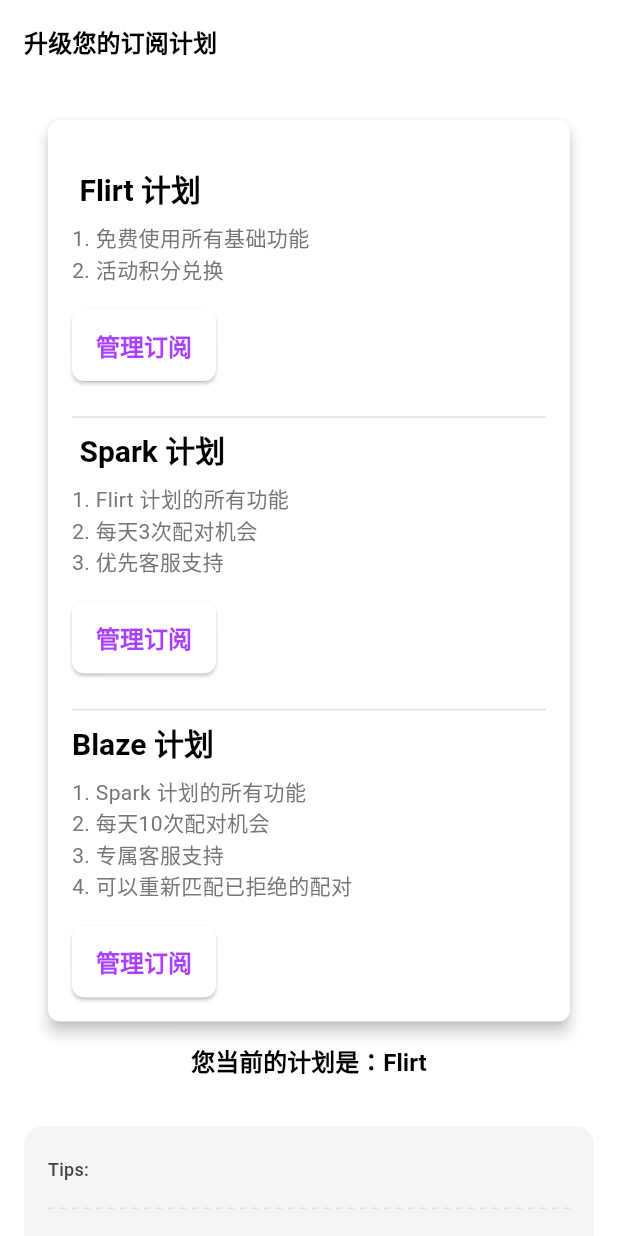
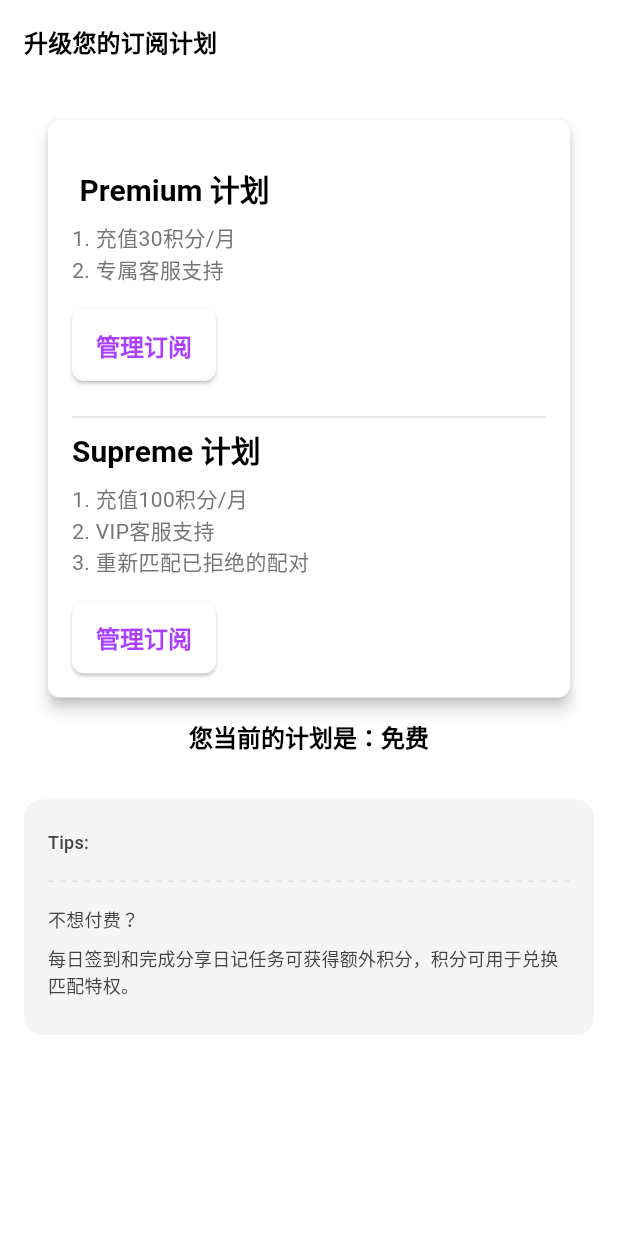
Before and after one commit to JavHou/Blur, a Flutter app: the SubscriptionScreens screen opened by its route, on a phone screen of 412 x 824 dp. Run offline on Flutter 3.47's test engine with Material 3 defaults, Android fonts, the phone set to English and light mode, and no system bars; drawn by our look-alikes of dotted_line; our stand-ins replace animate_do, another_xlider, cached_network_image, device_preview, go_router, hugeicons and 8 more; missing offline and left inert: dart:ffi, mapbox_maps_flutter; project files that could hold a hidden picture were left out.

Commit message:
modify subscription

```diff
--- a/lib/features/setting/presentation/screens/subscription/screens/subscription_screens.dart
+++ b/lib/features/setting/presentation/screens/subscription/screens/subscription_screens.dart
@@ -33,7 +33,7 @@
               ),
 
               SizedBox(height: 8),
-              Text('您当前的计划是：Flirt', style: theme.textTheme.titleLarge),
+              Text('您当前的计划是：免费', style: theme.textTheme.titleLarge),
               SizedBox(height: 32),
               Column(
                 crossAxisAlignment: CrossAxisAlignment.start,
@@ -75,7 +75,7 @@
                               SizedBox(height: 8),
 
                               Text(
-                                '每日签到和完成分享任务可获得额外积分，积分可用于兑换会员特权。',
+                                '每日签到和完成分享日记任务可获得额外积分，积分可用于兑换匹配特权。',
                                 style: theme.textTheme.titleMedium?.copyWith(
                                   color: Colors.grey.shade800,
                                   fontSize: 12,
--- a/lib/features/setting/presentation/screens/subscription/widgets/subscription_plan_card.dart
+++ b/lib/features/setting/presentation/screens/subscription/widgets/subscription_plan_card.dart
@@ -20,14 +20,14 @@
           children: [
             const SizedBox(height: 16),
             Text(
-              ' Flirt 计划',
+              ' Premium 计划',
               style: theme.textTheme.headlineSmall?.copyWith(
                 fontWeight: FontWeight.bold,
               ),
             ),
             const SizedBox(height: 8),
             Text(
-              '1. 免费使用所有基础功能\n2. 活动积分兑换',
+              '1. 充值30积分/月\n2. 专属客服支持',
               style: theme.textTheme.bodyMedium?.copyWith(
                 color: Colors.grey.shade600,
               ),
@@ -42,36 +42,14 @@
             const SizedBox(height: 16),
             Divider(color: Colors.grey.shade300),
             Text(
-              ' Spark 计划',
+              'Supreme 计划',
               style: theme.textTheme.headlineSmall?.copyWith(
                 fontWeight: FontWeight.bold,
               ),
             ),
             const SizedBox(height: 8),
             Text(
-              '1. Flirt 计划的所有功能\n2. 每天3次配对机会\n3. 优先客服支持',
-              style: theme.textTheme.bodyMedium?.copyWith(
-                color: Colors.grey.shade600,
-              ),
-            ),
-            const SizedBox(height: 16),
-            ElevatedButton(
-              onPressed: () {
-                // Handle button press
-              },
-              child: const Text('管理订阅'),
-            ),
-            const SizedBox(height: 16),
-            Divider(color: Colors.grey.shade300),
-            Text(
-              'Blaze 计划',
-              style: theme.textTheme.headlineSmall?.copyWith(
-                fontWeight: FontWeight.bold,
-              ),
-            ),
-            const SizedBox(height: 8),
-            Text(
-              '1. Spark 计划的所有功能\n2. 每天10次配对机会\n3. 专属客服支持\n4. 可以重新匹配已拒绝的配对',
+              '1. 充值100积分/月\n2. VIP客服支持\n3. 重新匹配已拒绝的配对',
               style: theme.textTheme.bodyMedium?.copyWith(
                 color: Colors.grey.shade600,
               ),
```
Also changed, not shown: lib/features/authentication/presentation/screens/login_screen.dart (+37 -30 lines).
